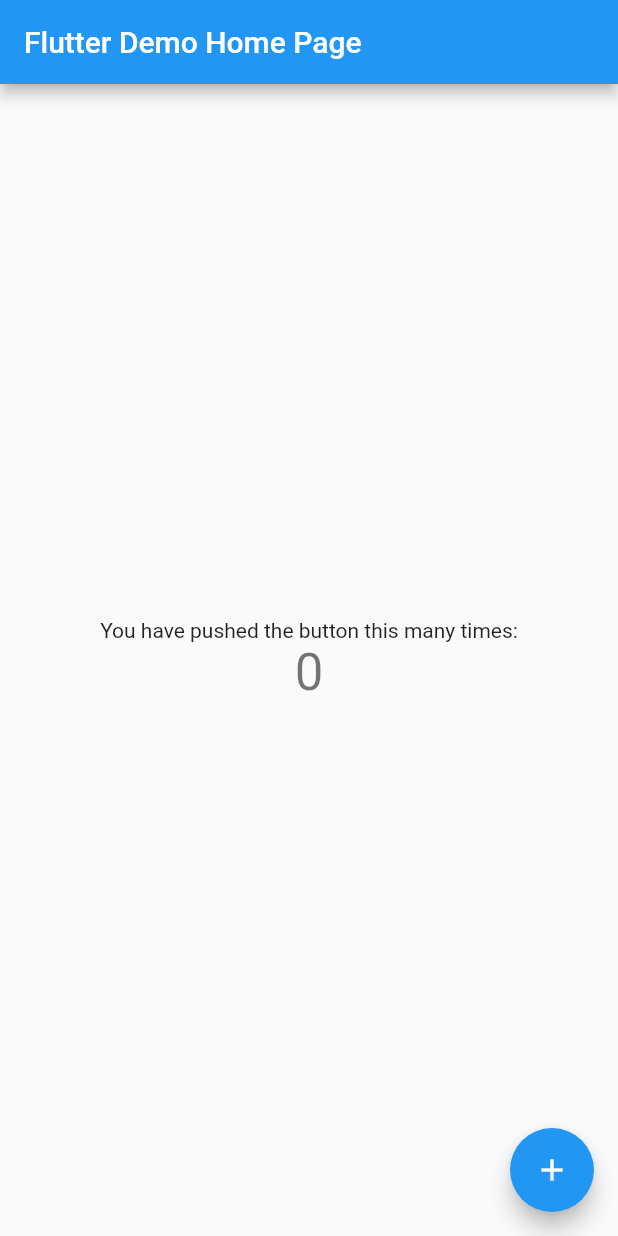
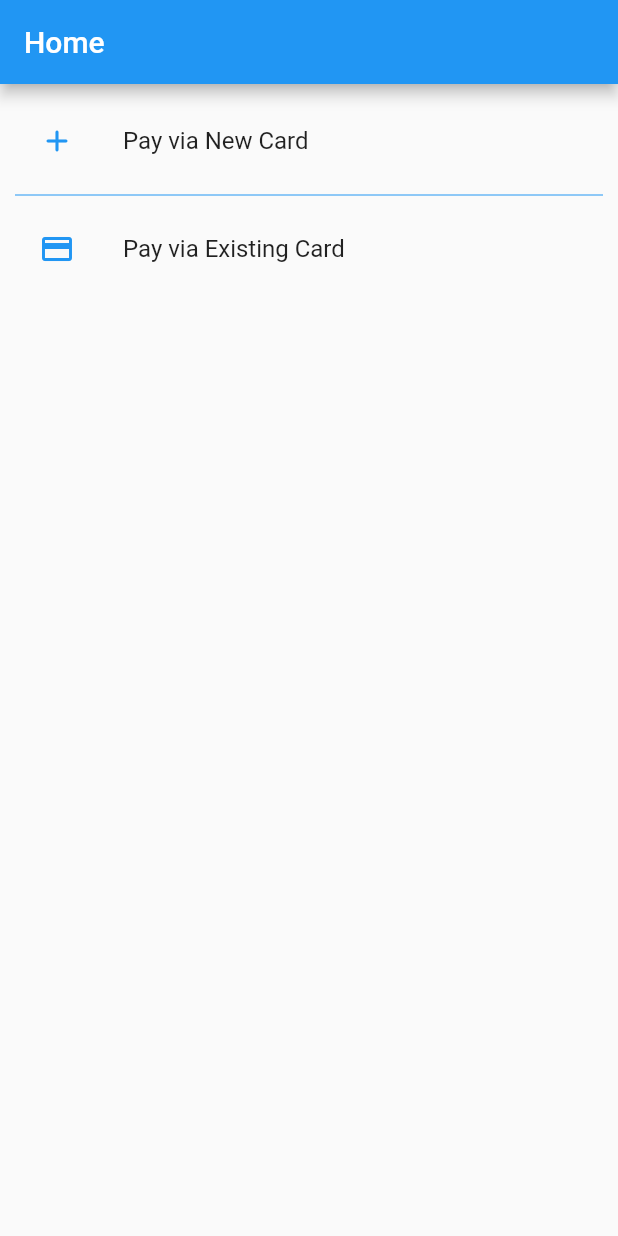
Before and after one commit to MdRasheeqZaman/StripePaymentGatewayDemo, a Flutter app: the screen it shows after launch, on a phone screen of 412 x 824 dp. Run offline on Flutter 3.47's test engine with Material 2 defaults, Android fonts, the phone set to English and light mode, and no system bars.

Commit message:
Add: HomePage with Basic Design

```diff
--- a/lib/main.dart
+++ b/lib/main.dart
@@ -1,113 +1,26 @@
 import 'package:flutter/material.dart';
+import 'package:stripe_payment_gateway_demo/pages/existing_cards.dart';
+import 'package:stripe_payment_gateway_demo/pages/home.dart';
 
 void main() {
   runApp(MyApp());
 }
 
 class MyApp extends StatelessWidget {
-  // This widget is the root of your application.
+
   @override
   Widget build(BuildContext context) {
     return MaterialApp(
+      debugShowCheckedModeBanner: false,
       title: 'Flutter Demo',
       theme: ThemeData(
-        // This is the theme of your application.
-        //
-        // Try running your application with "flutter run". You'll see the
-        // application has a blue toolbar. Then, without quitting the app, try
-        // changing the primarySwatch below to Colors.green and then invoke
-        // "hot reload" (press "r" in the console where you ran "flutter run",
-        // or simply save your changes to "hot reload" in a Flutter IDE).
-        // Notice that the counter didn't reset back to zero; the application
-        // is not restarted.
         primarySwatch: Colors.blue,
       ),
-      home: MyHomePage(title: 'Flutter Demo Home Page'),
+      initialRoute: '/home',
+      routes: {
+        '/home' : (context) => HomePage(),
+        '/existing-cards' : (context) => ExistingCardsPage(),
+      },
     );
   }
 }
-
-class MyHomePage extends StatefulWidget {
-  MyHomePage({Key? key, required this.title}) : super(key: key);
-
-  // This widget is the home page of your application. It is stateful, meaning
-  // that it has a State object (defined below) that contains fields that affect
-  // how it looks.
-
-  // This class is the configuration for the state. It holds the values (in this
-  // case the title) provided by the parent (in this case the App widget) and
-  // used by the build method of the State. Fields in a Widget subclass are
-  // always marked "final".
-
-  final String title;
-
-  @override
-  _MyHomePageState createState() => _MyHomePageState();
-}
-
-class _MyHomePageState extends State<MyHomePage> {
-  int _counter = 0;
-
-  void _incrementCounter() {
-    setState(() {
-      // This call to setState tells the Flutter framework that something has
-      // changed in this State, which causes it to rerun the build method below
-      // so that the display can reflect the updated values. If we changed
-      // _counter without calling setState(), then the build method would not be
-      // called again, and so nothing would appear to happen.
-      _counter++;
-    });
-  }
-
-  @override
-  Widget build(BuildContext context) {
-    // This method is rerun every time setState is called, for instance as done
-    // by the _incrementCounter method above.
-    //
-    // The Flutter framework has been optimized to make rerunning build methods
-    // fast, so that you can just rebuild anything that needs updating rather
-    // than having to individually change instances of widgets.
-    return Scaffold(
-      appBar: AppBar(
-        // Here we take the value from the MyHomePage object that was created by
-        // the App.build method, and use it to set our appbar title.
-        title: Text(widget.title),
-      ),
-      body: Center(
-        // Center is a layout widget. It takes a single child and positions it
-        // in the middle of the parent.
-        child: Column(
-          // Column is also a layout widget. It takes a list of children and
-          // arranges them vertically. By default, it sizes itself to fit its
-          // children horizontally, and tries to be as tall as its parent.
-          //
-          // Invoke "debug painting" (press "p" in the console, choose the
-          // "Toggle Debug Paint" action from the Flutter Inspector in Android
-          // Studio, or the "Toggle Debug Paint" command in Visual Studio Code)
-          // to see the wireframe for each widget.
-          //
-          // Column has various properties to control how it sizes itself and
-          // how it positions its children. Here we use mainAxisAlignment to
-          // center the children vertically; the main axis here is the vertical
-          // axis because Columns are vertical (the cross axis would be
-          // horizontal).
-          mainAxisAlignment: MainAxisAlignment.center,
-          children: <Widget>[
-            Text(
-              'You have pushed the button this many times:',
-            ),
-            Text(
-              '$_counter',
-              style: Theme.of(context).textTheme.headline4,
-            ),
-          ],
-        ),
-      ),
-      floatingActionButton: FloatingActionButton(
-        onPressed: _incrementCounter,
-        tooltip: 'Increment',
-        child: Icon(Icons.add),
-      ), // This trailing comma makes auto-formatting nicer for build methods.
-    );
-  }
-}
--- /dev/null
+++ b/lib/pages/existing_cards.dart
@@ -0,0 +1,23 @@
+import 'package:flutter/material.dart';
+
+class ExistingCardsPage extends StatefulWidget {
+  const ExistingCardsPage({Key? key}) : super(key: key);
+
+  @override
+  ExistingCardsPageState createState() => ExistingCardsPageState();
+}
+
+class ExistingCardsPageState extends State<ExistingCardsPage> {
+  @override
+  Widget build(BuildContext context) {
+    return Scaffold(
+      appBar: AppBar(
+        title: Text('Choose a card'),
+      ),
+      body: Container(
+        padding: EdgeInsets.all(10.0),
+        child: Text('Existing Card'),
+      ),
+    );
+  }
+}
--- /dev/null
+++ b/lib/pages/home.dart
@@ -0,0 +1,44 @@
+import 'package:flutter/material.dart';
+
+class HomePage extends StatefulWidget {
+  const HomePage({Key? key}) : super(key: key);
+
+  @override
+  HomePageState createState() => HomePageState();
+}
+
+class HomePageState extends State<HomePage> {
+  @override
+  Widget build(BuildContext context) {
+    ThemeData themeData = Theme.of(context);
+    return Scaffold(
+      appBar: AppBar(
+        title: Text('Home'),
+      ),
+      body: Container(
+        padding: EdgeInsets.all(10.0),
+        child: ListView.separated(
+            itemBuilder: (context, index){
+              Icon icon = Icon((index == 0) ? Icons.add_rounded : Icons.credit_card, color: themeData.primaryColor,);
+              Text text = Text((index == 0) ? 'Pay via New Card' : 'Pay via Existing Card');
+              return InkWell(
+                onTap: () => onItemPress(context, index),
+                child: ListTile(
+                  title: text,
+                  leading: icon,
+                ),
+              );
+            },
+            separatorBuilder: (context, index) => Divider(
+              color: themeData.primaryColor,
+            ),
+            itemCount: 2
+        ),
+      ),
+    );
+  }
+
+  onItemPress(BuildContext context, int index) {
+    print('Index: ${index.toString()}');
+  }
+}
```
